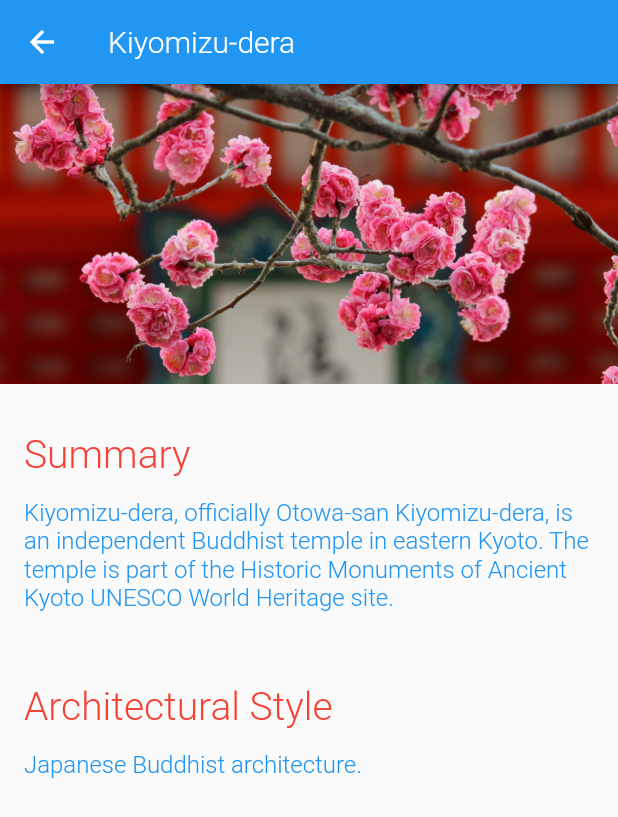
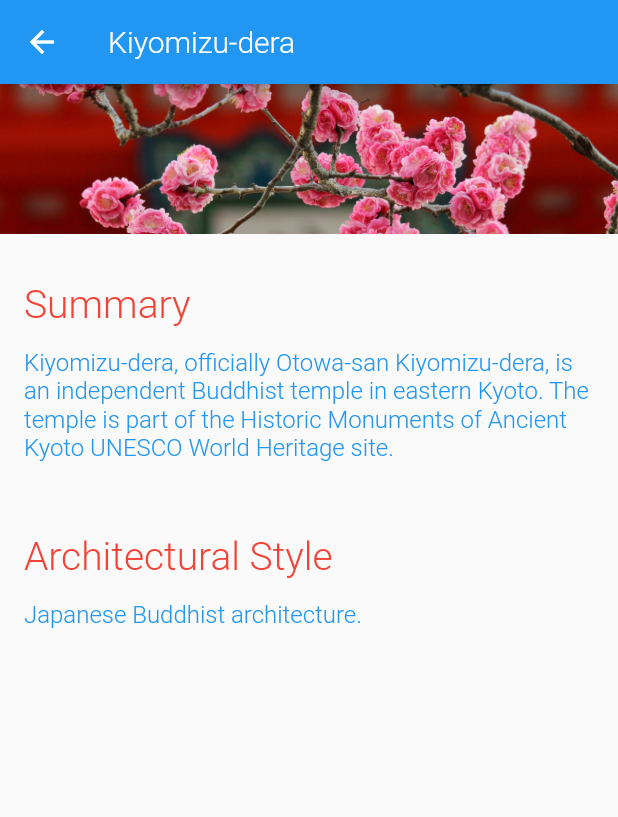
Before and after one commit to ykc12001hk/LearningFlutter, a Flutter app: the screen it shows after launch, after a tap on "Kiyomizu-dera", on a phone screen of 412 x 824 dp. Shown: the top 817 px of the screen. Run offline on Flutter 3.47's test engine with Material 2 defaults, Android fonts, the phone set to English and light mode, and no system bars; Roboto replaces fonts that are missing (Monserrat).

Commit message:
height is set to 100 on Local and now commit

```diff
--- a/lib/screens/location_detail/image_banner.dart
+++ b/lib/screens/location_detail/image_banner.dart
@@ -8,7 +8,7 @@ class ImageBanner extends StatelessWidget {
   Widget build(BuildContext context) {
     return Container(
         constraints: BoxConstraints.expand(
-          height: 200.0,
+          height: 100.0,
         ),
         decoration: BoxDecoration(color: Colors.grey),
         child: Image.asset(_assetPath, fit: BoxFit.cover));
```
